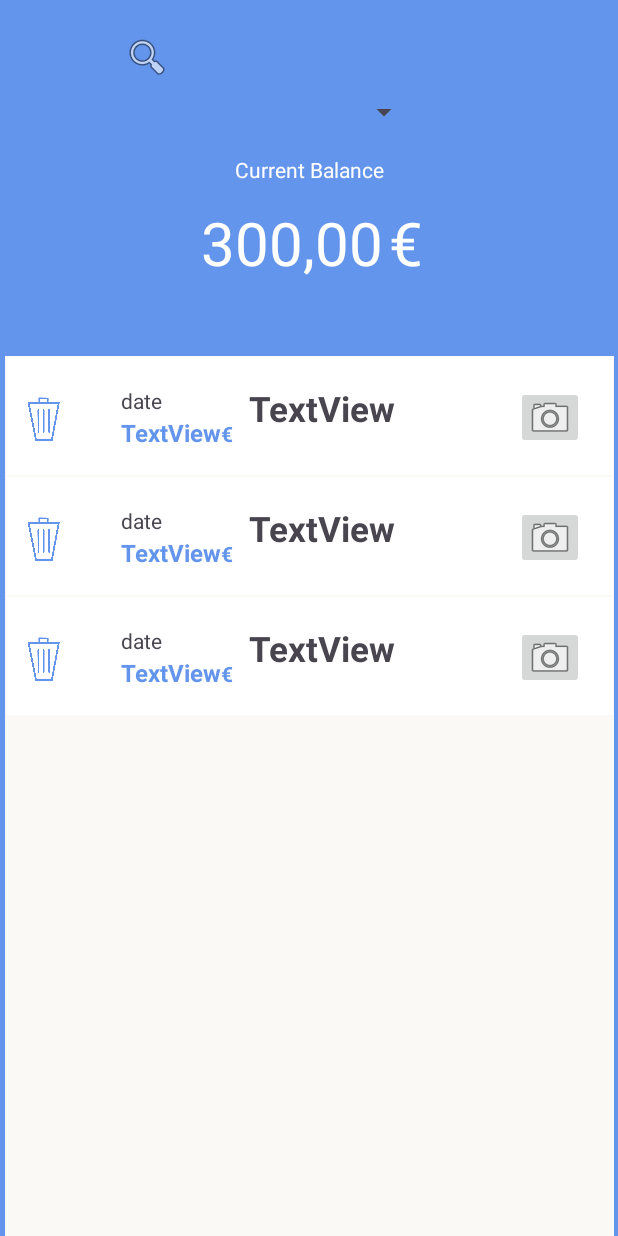
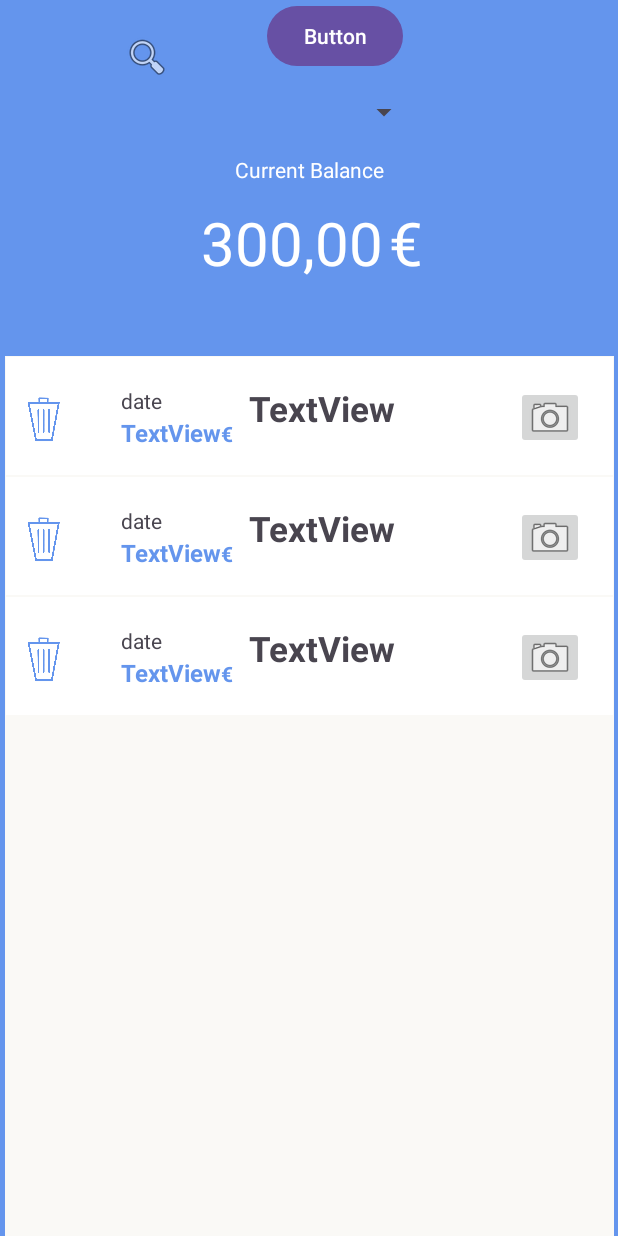
Before and after one commit to ExpenserManager/ExpenseManager, an Android app: the layout activity_main.xml on its own in the app's theme, with its tools: preview values and no code run, on a phone screen of 412 x 824 dp. Run offline under Robolectric (Android 15) with nearby library versions, the phone set to English and light mode, and no system bars.

Commit message:
add temporary test button to navigate

```diff
--- a/app/src/main/res/layout/activity_main.xml
+++ b/app/src/main/res/layout/activity_main.xml
@@ -87,4 +87,15 @@
         app:layout_constraintStart_toStartOf="parent"
         app:layout_constraintTop_toTopOf="parent"
         app:queryHint="Search here" />
+
+    <Button
+        android:id="@+id/button_test"
+        android:layout_width="wrap_content"
+        android:layout_height="wrap_content"
+        android:layout_marginStart="177dp"
+        android:layout_marginEnd="143dp"
+        android:text="Button"
+        app:layout_constraintEnd_toEndOf="parent"
+        app:layout_constraintStart_toStartOf="parent"
+        tools:layout_editor_absoluteY="209dp" />
 </androidx.constraintlayout.widget.ConstraintLayout>
```
